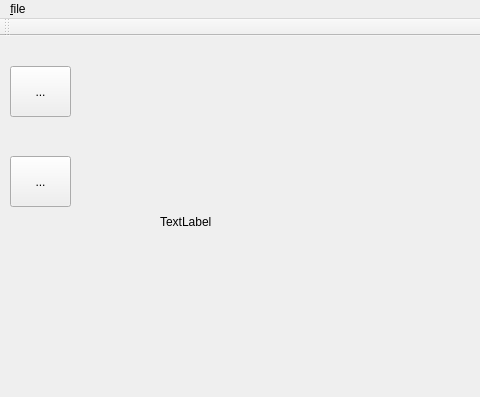
Above: mainwindow.ui from markusbuck/sprite-editor before the change; both pictures show x 0 to 480 and y 0 to 397 of the 800 by 600 pixel window. Below: the same form after it.
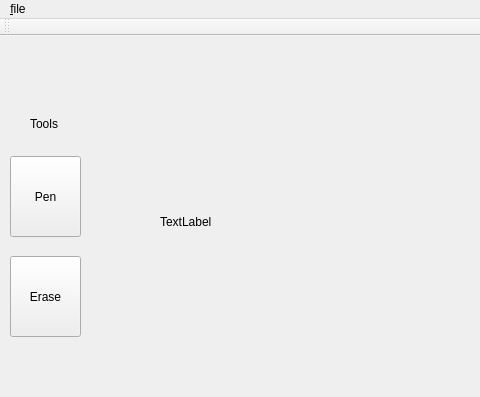
That is the form after the change.

Commit message: Update tool buttons and add label

The edit to the form file:
```diff
--- a/mainwindow.ui
+++ b/mainwindow.ui
@@ -18,26 +18,26 @@
     <property name="geometry">
      <rect>
       <x>10</x>
-      <y>30</y>
-      <width>61</width>
-      <height>51</height>
+      <y>120</y>
+      <width>71</width>
+      <height>81</height>
      </rect>
     </property>
     <property name="text">
-     <string>...</string>
+     <string>Pen</string>
     </property>
    </widget>
    <widget class="QToolButton" name="EraseButton">
     <property name="geometry">
      <rect>
       <x>10</x>
-      <y>120</y>
-      <width>61</width>
-      <height>51</height>
+      <y>220</y>
+      <width>71</width>
+      <height>81</height>
      </rect>
     </property>
     <property name="text">
-     <string>...</string>
+     <string>Erase</string>
     </property>
    </widget>
    <widget class="QLabel" name="MainEditorFrame">
@@ -105,6 +105,19 @@
      <string>Delete Frame</string>
     </property>
    </widget>
+   <widget class="QLabel" name="label">
+    <property name="geometry">
+     <rect>
+      <x>30</x>
+      <y>80</y>
+      <width>58</width>
+      <height>16</height>
+     </rect>
+    </property>
+    <property name="text">
+     <string>Tools</string>
+    </property>
+   </widget>
   </widget>
   <widget class="QMenuBar" name="menubar">
    <property name="geometry">
```
Left out of the diff: 2 changed lines with no effect on the pictures.
